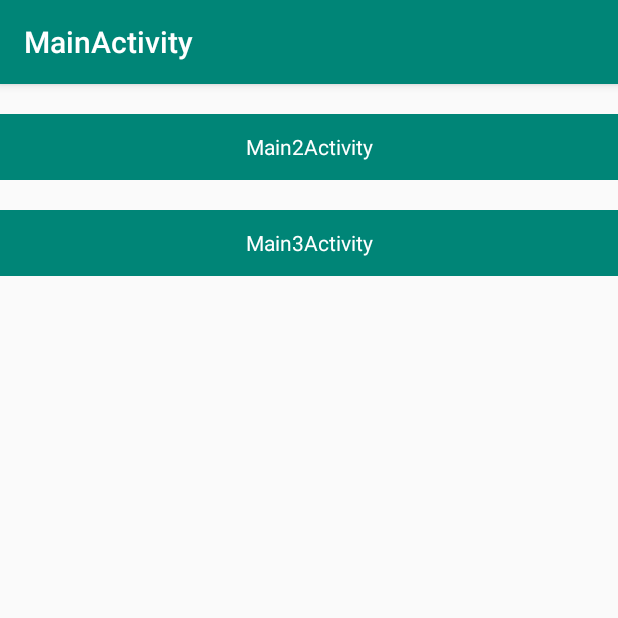
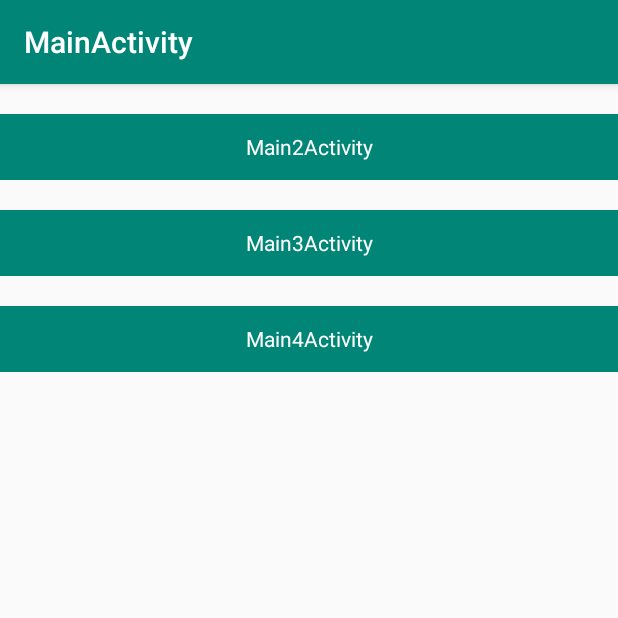
Before and after one commit to JingMeng/JAIDL, an Android app: the screen it shows after launch (MainActivity), on a phone screen of 412 x 824 dp, the top half of it. Run offline under Robolectric (Android 15) with nearby library versions, the phone set to English and light mode, and no system bars.

Commit message:
基本测试代码

```diff
--- a/app/src/main/java/me/fenfei/app/MainActivity.java
+++ b/app/src/main/java/me/fenfei/app/MainActivity.java
@@ -39,5 +39,12 @@ public class MainActivity extends AppCompatActivity {
                 startActivity(intent);
             }
         });
+        findViewById(R.id.to_next_activity3).setOnClickListener(new OnClickListener() {
+            @Override
+            public void onClick(View view) {
+                Intent intent = new Intent(MainActivity.this, Main4Activity.class);
+                startActivity(intent);
+            }
+        });
     }
 }
--- a/app/src/main/res/layout/activity_main.xml
+++ b/app/src/main/res/layout/activity_main.xml
@@ -26,4 +26,14 @@
         android:gravity="center"
         android:text="Main3Activity"
         android:textColor="@android:color/white" />
+
+    <TextView
+        android:id="@+id/to_next_activity3"
+        android:layout_width="match_parent"
+        android:layout_height="44dp"
+        android:layout_marginTop="20dp"
+        android:background="@color/colorPrimary"
+        android:gravity="center"
+        android:text="Main4Activity"
+        android:textColor="@android:color/white" />
 </LinearLayout>
```
Also changed, not shown: app/src/main/AndroidManifest.xml (+9 -0 lines), app/src/main/java/me/fenfei/app/DoService.java (added, +31 -0 lines), app/src/main/java/me/fenfei/app/Main4Activity.java (added, +60 -0 lines), app/src/main/res/layout/activity_main4.xml (added, +17 -0 lines), app/src/main/aidl/me/fenfei/app/aidl/Add.aidl (added), app/src/main/java/me/fenfei/app/blog/pic/create.png (added), 2 other files.
